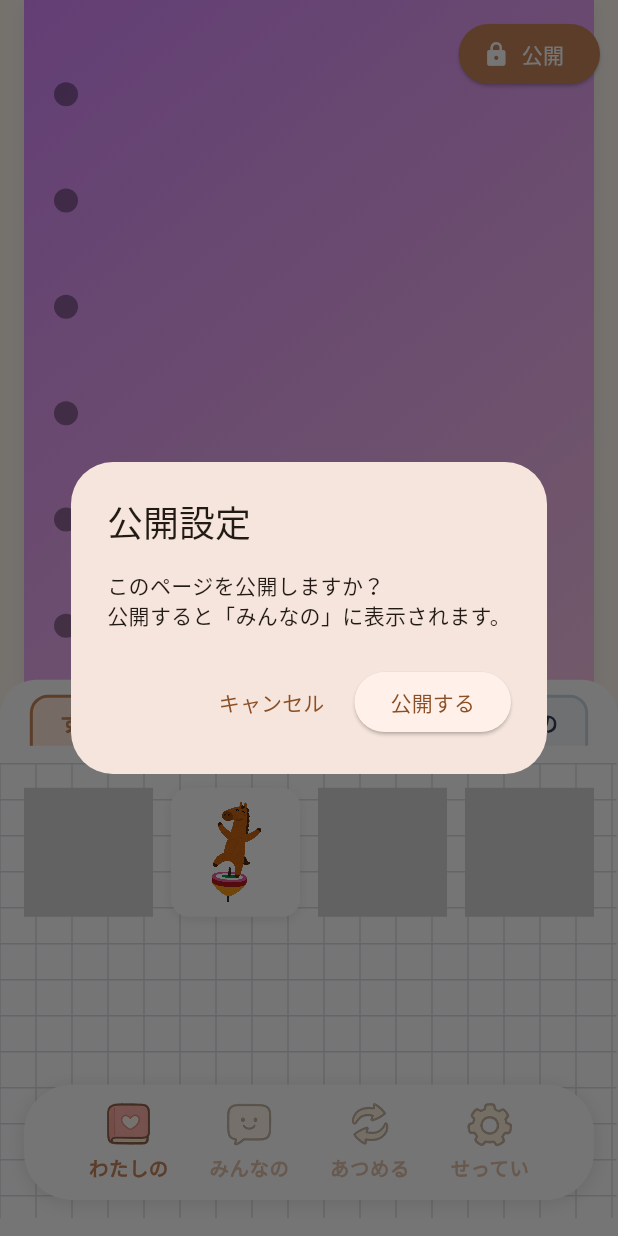
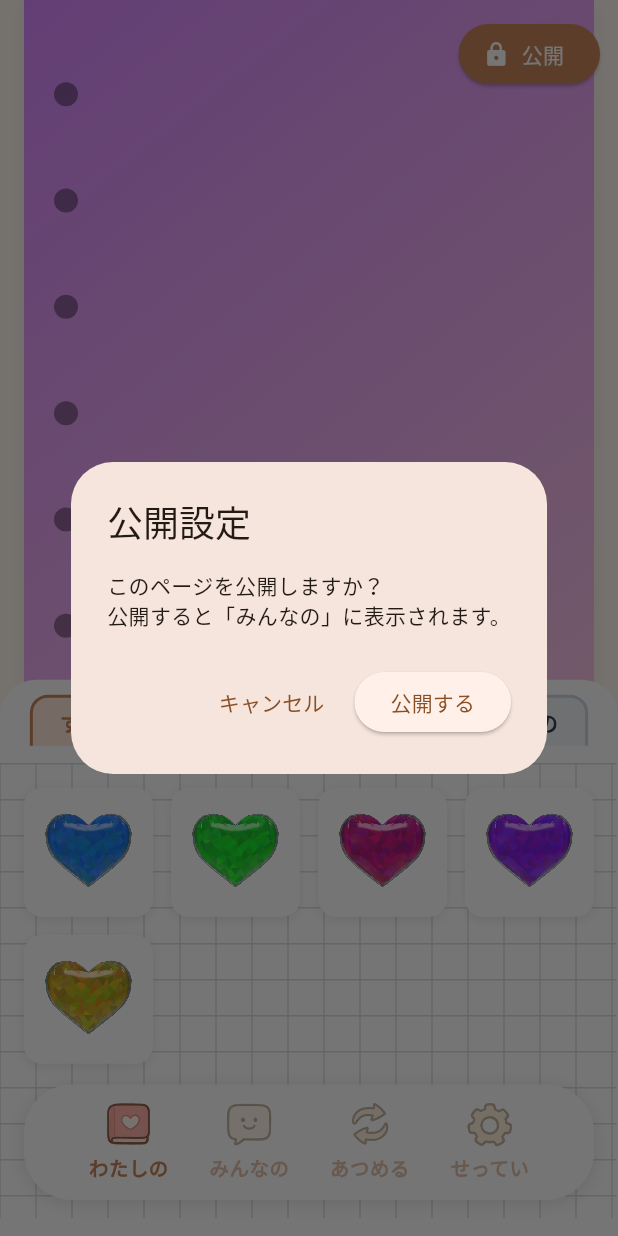
Before and after one commit to p2hacks2025/post-04, a Flutter app: the screen it shows after launch, after a tap on "公開", on a phone screen of 412 x 824 dp. Run offline on Flutter 3.47's test engine with Material 3 defaults, Android fonts, the phone set to English and light mode, and no system bars; our stand-ins replace cloud_firestore, firebase_auth, firebase_core, google_fonts; missing offline and left inert: model_viewer_plus, photo_manager; accounts and stored records are empty; network calls fail; statements that could not run were skipped.

Commit message:
feat: ハート（ホロ）を追加

```diff
--- a/assets/seals/seal_metadata.json
+++ /dev/null
@@ -1,24 +0,0 @@
-{
-  "seals": [
-    {
-      "assetPath": "assets/seals/heart.glb",
-      "name": "ハート",
-      "rarity": 5
-    },
-    {
-      "assetPath": "assets/seals/cat.glb",
-      "name": "ねこ",
-      "rarity": 4
-    },
-    {
-      "assetPath": "assets/seals/circle.glb",
-      "name": "まる",
-      "rarity": 3
-    },
-    {
-      "assetPath": "assets/seals/star.glb",
-      "name": "ほし",
-      "rarity": 5
-    }
-  ]
-}
--- a/lib/features/sticker_book/data/sticker_master.dart
+++ b/lib/features/sticker_book/data/sticker_master.dart
@@ -20,35 +20,43 @@ class StickerData {
 // アイコン画像が無いものは assetPath と同一にしています（GLBがそのまま表示されます）。
 const List<StickerData> stickerMasterData = [
   StickerData(
-    number: 1,
-    id: 'heart_001',
-    name: 'ハート',
-    assetPath: 'assets/seals/heart.glb',
-    iconPath: 'assets/seals/heart.glb',
-    rarity: 1,
+    number: 5,
+    id: 'heart_blue_holo_001',
+    name: 'ハート（ブルーホロ）',
+    assetPath: 'assets/seals/hurt_blue_holo.glb',
+    iconPath: 'assets/seals/hurt_blue_holo.png',
+    rarity: 3,
   ),
   StickerData(
-    number: 2,
-    id: 'cat_001',
-    name: 'ねこ',
-    assetPath: 'assets/seals/cat.glb',
-    iconPath: 'assets/icons/cat.png',
-    rarity: 2,
+    number: 6,
+    id: 'heart_green_holo_001',
+    name: 'ハート（グリーンホロ）',
+    assetPath: 'assets/seals/hurt_gre_holo.glb',
+    iconPath: 'assets/seals/hurt_gre_holo.png',
+    rarity: 3,
   ),
   StickerData(
-    number: 3,
-    id: 'circle_001',
-    name: 'まる',
-    assetPath: 'assets/seals/circle.glb',
-    iconPath: 'assets/seals/circle.glb',
-    rarity: 1,
+    number: 7,
+    id: 'heart_pink_holo_001',
+    name: 'ハート（ピンクホロ）',
+    assetPath: 'assets/seals/hurt_pink_holo.glb',
+    iconPath: 'assets/seals/hurt_pink_holo.png',
+    rarity: 3,
   ),
   StickerData(
-    number: 4,
-    id: 'star_001',
-    name: 'ほし',
-    assetPath: 'assets/seals/star.glb',
-    iconPath: 'assets/seals/star.glb',
+    number: 8,
+    id: 'heart_purple_holo_001',
+    name: 'ハート（パープルホロ）',
+    assetPath: 'assets/seals/hurt_pur_holo.glb',
+    iconPath: 'assets/seals/hurt_pur_holo.png',
+    rarity: 3,
+  ),
+  StickerData(
+    number: 9,
+    id: 'heart_yellow_holo_001',
+    name: 'ハート（イエローホロ）',
+    assetPath: 'assets/seals/hurt_yell_holo.glb',
+    iconPath: 'assets/seals/hurt_yell_holo.png',
     rarity: 3,
   ),
 ];
```
Also changed, not shown: assets/icons/cat.png (deleted), assets/seals/hurt_blue_holo.png (added), assets/seals/hurt_gre_holo.png (added), assets/seals/hurt_pink_holo.png (added), assets/seals/hurt_pur_holo.png (added), assets/seals/hurt_yell_holo.png (added), 10 other files.
